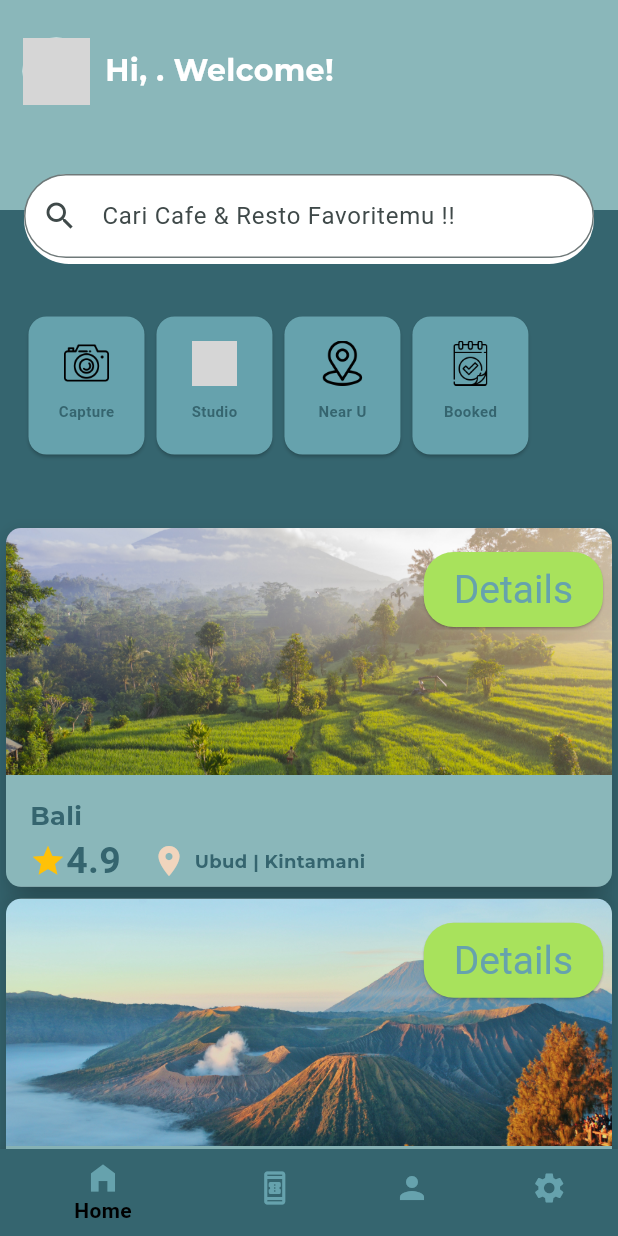
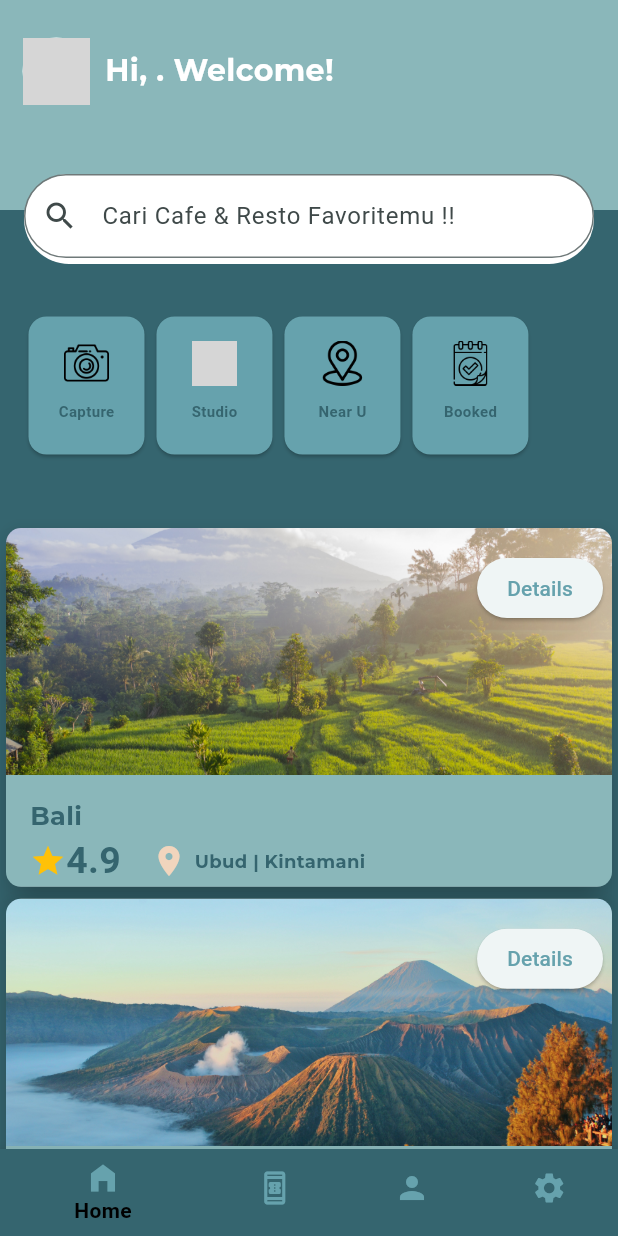
Before and after one commit to EklecciaR27/PA_Mobile_SweetEscape, a Flutter app: the HomePage screen opened directly, on a phone screen of 412 x 824 dp. Run offline on Flutter 3.47's test engine with Material 3 defaults, Android fonts, the phone set to English and light mode, and no system bars; our stand-ins replace cloud_firestore, firebase_auth, firebase_core, get, google_fonts, line_awesome_flutter and 1 more; accounts and stored records are empty; network calls fail; Roboto replaces fonts that are missing (dity); grey boxes are pictures that could not be loaded.

Commit message:
perbaiki theme

```diff
--- a/sweet_escape_apps/lib/main.dart
+++ b/sweet_escape_apps/lib/main.dart
@@ -42,7 +42,7 @@ class MyApp extends StatelessWidget {
       theme: ThemeData(
         colorScheme: colorMode,
         textTheme: teksMode,
-        elevatedButtonTheme: btnMode,
+        // elevatedButtonTheme: btnMode,
         iconTheme: iconMode,
         useMaterial3: true,
       ),
--- a/sweet_escape_apps/lib/theme.dart
+++ b/sweet_escape_apps/lib/theme.dart
@@ -43,20 +43,3 @@ TextTheme teksMode = TextTheme(
 IconThemeData iconMode = IconThemeData(
   color: colorMode.onPrimary,
 );
-
-// tema elevated button
-ElevatedButtonThemeData btnMode = ElevatedButtonThemeData(
-  style: ElevatedButton.styleFrom(
-    elevation: 0.7,
-    backgroundColor: Color(0xFFA8E25C),
-    foregroundColor: Colors.white,
-    shape: RoundedRectangleBorder(
-      borderRadius: BorderRadius.circular(6),
-    ),
-    textStyle: TextStyle(
-      fontSize: 26,
-      fontFamily: "dity",
-      color: colorMode.onPrimaryContainer,
-    ),
-  ),
-);
```
Also changed, not shown: sweet_escape_apps/lib/history_page.dart (+6 -21 lines).
